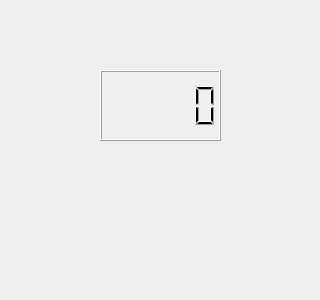
Above: MainDialog.ui from Kawasakis/RamenTimer before the change. Below: the same form after it.
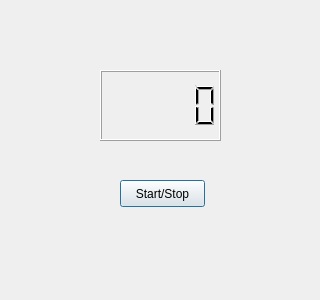
That is the form after the change.

Commit message: make button

Patch:
```diff
--- a/MainDialog.ui
+++ b/MainDialog.ui
@@ -23,6 +23,19 @@
     </rect>
    </property>
   </widget>
+  <widget class="QPushButton" name="pushButton">
+   <property name="geometry">
+    <rect>
+     <x>120</x>
+     <y>180</y>
+     <width>85</width>
+     <height>27</height>
+    </rect>
+   </property>
+   <property name="text">
+    <string>Start/Stop</string>
+   </property>
+  </widget>
  </widget>
  <resources/>
  <connections/>
```
